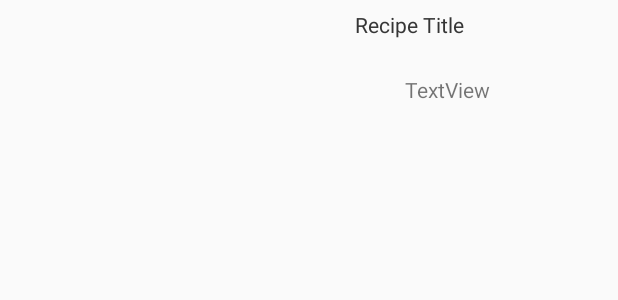
After one commit to SJSU-Spring2018-CS175/whats-for-dinner-zjeffreyl, an Android app: the layout fragment_landscape.xml on its own in the app's theme, with its tools: preview values and no code run, on a phone screen of 412 x 824 dp. The commit adds this screen. Shown: the top 300 px of the screen. Run offline under Robolectric (Android 15) with nearby library versions, the phone set to English and light mode, and no system bars.

Commit message:
Portrait/Landscape Fragments

```diff
--- a/app/build.gradle
+++ b/app/build.gradle
@@ -23,6 +23,7 @@ dependencies {
     implementation 'com.android.support:appcompat-v7:26.1.0'
     implementation 'com.android.support.constraint:constraint-layout:1.0.2'
     implementation 'com.android.support:design:26.1.0'
+    implementation 'com.android.support:support-v4:26.1.0'
     testImplementation 'junit:junit:4.12'
     androidTestImplementation 'com.android.support.test:runner:1.0.1'
     androidTestImplementation 'com.android.support.test.espresso:espresso-core:3.0.1'
--- a/app/src/main/java/com/example/zjeff/whatsfordinner/MainActivity.java
+++ b/app/src/main/java/com/example/zjeff/whatsfordinner/MainActivity.java
@@ -25,6 +25,7 @@ public class MainActivity extends AppCompatActivity {
     protected void onCreate(Bundle savedInstanceState) {
         super.onCreate(savedInstanceState);
         setContentView(R.layout.activity_main);
+
 
         recipeDataBase = new ArrayList<RecipeData>();
         ingredientsDataBase = new ArrayList<String>();
--- /dev/null
+++ b/app/src/main/res/layout/fragment_landscape.xml
@@ -0,0 +1,62 @@
+<FrameLayout xmlns:android="http://schemas.android.com/apk/res/android"
+    xmlns:tools="http://schemas.android.com/tools"
+    android:layout_width="match_parent"
+    android:layout_height="match_parent"
+    tools:context="com.example.zjeff.whatsfordinner.LandscapeFragment">
+
+    <ListView
+        android:layout_width="170dp"
+        android:layout_height="match_parent"
+        android:id="@+id/recipeListLandscape"
+        />
+
+    <TextView
+        android:id="@+id/RecipeSummaryTitle"
+        android:layout_width="145dp"
+        android:layout_height="33dp"
+        android:layout_marginHorizontal="200dp"
+        android:gravity="center"
+        android:text="Recipe Title" />
+
+    <TextView
+        android:id="@+id/IngredientsHeading"
+        android:layout_width="112dp"
+        android:layout_height="wrap_content"
+        android:layout_marginHorizontal="300dp"
+        android:layout_marginStart="270dp"
+        android:layout_marginLeft="270dp"
+        android:layout_marginTop="50dp"
+        android:gravity="left"
+        android:text="TextView" />
+
+    <TextView
+        android:id="@+id/IngredientsList"
+        android:layout_width="173dp"
+        android:layout_height="200dp"
+        android:layout_marginHorizontal="300dp"
+        android:layout_marginStart="200dp"
+        android:layout_marginLeft="200dp"
+        android:layout_marginTop="70dp"
+        android:footerDividersEnabled="true"
+        android:headerDividersEnabled="true" />
+
+    <TextView
+        android:id="@+id/DescripitionHeading"
+        android:layout_width="145dp"
+        android:layout_height="33dp"
+        android:layout_marginHorizontal="200dp"
+        android:gravity="center"
+        android:text="Recipe Title" />
+
+    <TextView
+        android:id="@+id/RecipeDescription"
+        android:layout_width="173dp"
+        android:layout_height="200dp"
+        android:layout_marginHorizontal="300dp"
+        android:layout_marginStart="200dp"
+        android:layout_marginLeft="200dp"
+        android:layout_marginTop="280dp"
+        android:footerDividersEnabled="true"
+        android:headerDividersEnabled="true" />
+
+</FrameLayout>
--- a/app/src/main/res/values/strings.xml
+++ b/app/src/main/res/values/strings.xml
@@ -5,4 +5,9 @@
     <string name="title_activity_new_recipe">NewRecipe</string>
     <string name="title_activity_recipe_data">RecipeData</string>
     <string name="title_activity_recipes">Recipes</string>
+    <string name="landscape_text">This is the landscape mode</string>
+    <string name="portrait_text">This is the portrait mode</string>
+
+    <!-- TODO: Remove or change this placeholder text -->
+    <string name="hello_blank_fragment">Hello blank fragment</string>
 </resources>
```
Also changed, not shown: app/src/main/java/com/example/zjeff/whatsfordinner/LandscapeFragment.java (added, +73 -0 lines), app/src/main/java/com/example/zjeff/whatsfordinner/NewRecipe.java (+18 -8 lines), app/src/main/java/com/example/zjeff/whatsfordinner/PortraitFragment.java (added, +57 -0 lines), app/src/main/java/com/example/zjeff/whatsfordinner/Recipes.java (+37 -23 lines), app/src/main/res/layout/activity_recipes.xml (+18 -13 lines), app/src/main/res/layout/fragment_portrait.xml (added, +12 -0 lines).
